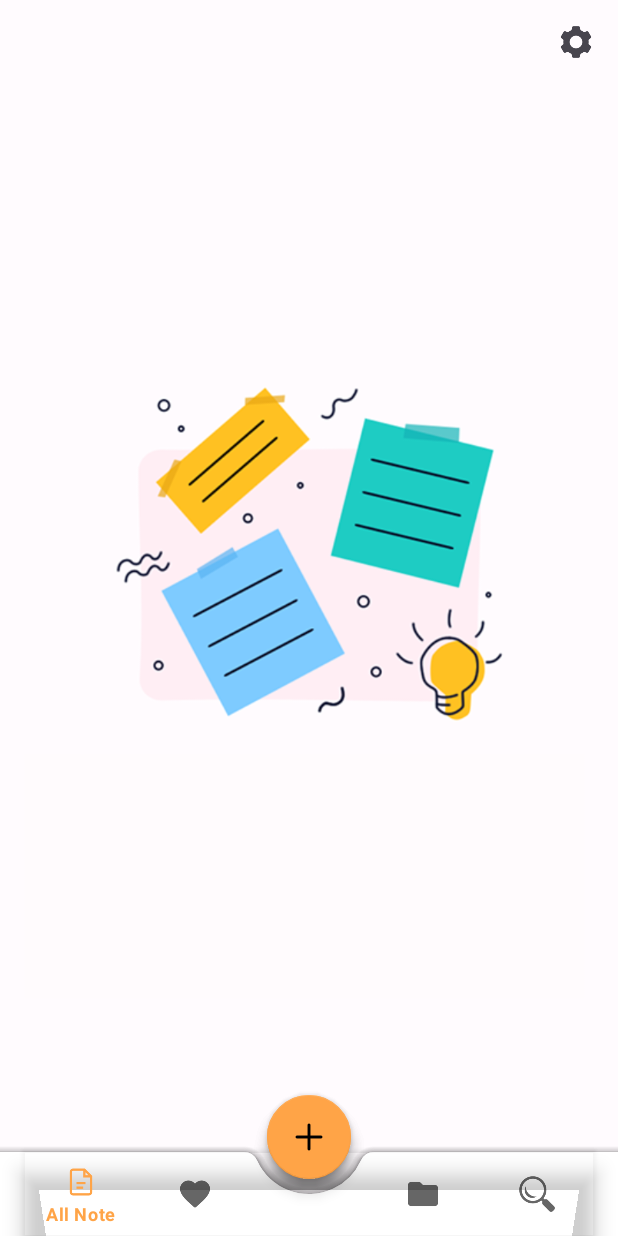
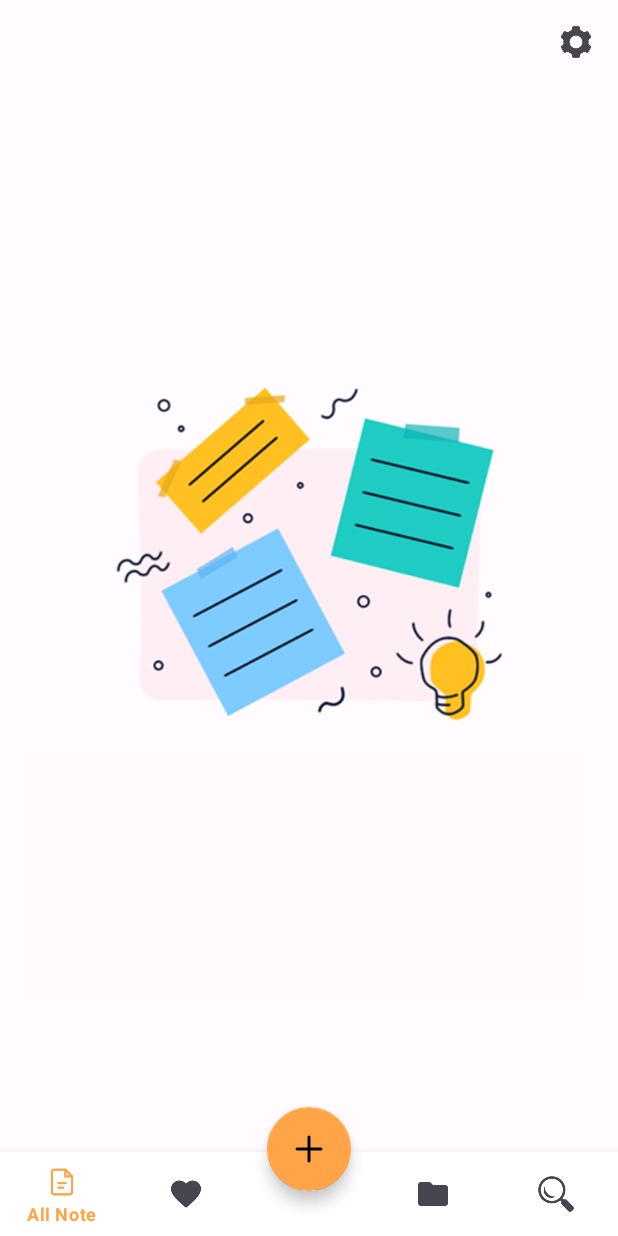
Before and after one commit to ngvtu/NoteApp, an Android app: the screen it shows after launch (MainActivity), on a phone screen of 412 x 824 dp. Run offline under Robolectric (Android 15) with nearby library versions, the phone set to English and light mode, and no system bars; 1 statement that could not run was skipped.

Commit message:
No change

```diff
--- a/app/src/main/java/vietmobi/net/noteapp/activity/MainActivity.java
+++ b/app/src/main/java/vietmobi/net/noteapp/activity/MainActivity.java
@@ -25,19 +25,26 @@ public class MainActivity extends AppCompatActivity implements View.OnClickListe
     BottomNavigationView bottomNavigation;
     ImageView btnSettings;
     FloatingActionButton btnAdd;
+
     @Override
     protected void onCreate(Bundle savedInstanceState) {
         super.onCreate(savedInstanceState);
         setContentView(R.layout.activity_main);
 
         initViews();
+        addEvents();
         loadFragment(new AllNoteFragment());
-        addEvents();
     }
 
     private void addEvents() {
         btnSettings.setOnClickListener(this);
-        btnAdd.setOnClickListener(this);
+        btnAdd.setOnClickListener(new View.OnClickListener() {
+            @Override
+            public void onClick(View view) {
+                Intent intent = new Intent(MainActivity.this, AddNoteActivity.class);
+                startActivity(intent);
+            }
+        });
         bottomNavigation.setOnNavigationItemSelectedListener(new BottomNavigationView.OnNavigationItemSelectedListener() {
             @Override
             public boolean onNavigationItemSelected(@NonNull MenuItem item) {
@@ -77,15 +84,13 @@ public class MainActivity extends AppCompatActivity implements View.OnClickListe
             case R.id.btnSettings:
                 goToSettings();
                 break;
-            case R.id.btnAdd:
-                Intent intent = new Intent(MainActivity.this,AddNoteActivity.class);
-                startActivity(intent);
         }
     }
 
     private void goToSettings() {
         Toast.makeText(this, "Go to settings", Toast.LENGTH_SHORT).show();
     }
+
     private void loadFragment(Fragment fragment) {
         FragmentTransaction fragmentTransaction = getSupportFragmentManager().beginTransaction();
         fragmentTransaction.replace(R.id.frame_container, fragment);
--- a/app/src/main/res/layout/activity_main.xml
+++ b/app/src/main/res/layout/activity_main.xml
@@ -1,6 +1,5 @@
 <?xml version="1.0" encoding="utf-8"?>
-<RelativeLayout
-    xmlns:android="http://schemas.android.com/apk/res/android"
+<RelativeLayout xmlns:android="http://schemas.android.com/apk/res/android"
     xmlns:app="http://schemas.android.com/apk/res-auto"
     xmlns:tools="http://schemas.android.com/tools"
     android:layout_width="match_parent"
@@ -14,6 +13,16 @@
         android:scaleType="centerCrop"
         app:srcCompat="@drawable/img_background" />
 
+    <com.google.android.material.floatingactionbutton.FloatingActionButton
+        android:id="@+id/btnAdd"
+        android:layout_width="wrap_content"
+        android:layout_height="wrap_content"
+        android:layout_alignParentBottom="true"
+        android:layout_centerHorizontal="true"
+        android:layout_marginBottom="30dp"
+        android:contentDescription="@string/app_name"
+        android:src="@drawable/ic_plus" />
+
     <ImageView
         android:id="@+id/btnSettings"
         android:layout_width="25dp"
@@ -24,51 +33,26 @@
         android:layout_marginEnd="15dp"
         app:srcCompat="@drawable/ic_setting"
         app:tint="@color/colorIcon" />
+    <FrameLayout
+        android:id="@+id/frame_container"
+        android:layout_width="match_parent"
+        android:layout_height="wrap_content"
+        app:layout_constraintBottom_toBottomOf="parent"
+        tools:ignore="NotSibling">
+    </FrameLayout>
+
 
     <androidx.constraintlayout.widget.ConstraintLayout
         android:layout_width="match_parent"
         android:layout_height="match_parent">
 
-        <FrameLayout
-            android:id="@+id/frame_container"
-            android:layout_width="match_parent"
-            android:layout_height="match_parent"
-            app:layout_constraintBottom_toTopOf="@+id/bottomNavigation"
-            app:layout_constraintEnd_toEndOf="parent"
-            tools:ignore="NotSibling">
-        </FrameLayout>
-    </androidx.constraintlayout.widget.ConstraintLayout>
-    <androidx.coordinatorlayout.widget.CoordinatorLayout
-        android:layout_width="match_parent"
-        android:layout_alignParentBottom="true"
-        android:layout_height="match_parent">
-        <com.google.android.material.bottomappbar.BottomAppBar
-            android:id="@+id/bottomAppBar"
+        <com.google.android.material.bottomnavigation.BottomNavigationView
+            android:id="@+id/bottomNavigation"
             android:layout_width="match_parent"
             android:layout_height="wrap_content"
-            android:layout_gravity="bottom"
-            app:fabCradleMargin="10dp"
-            app:fabCradleRoundedCornerRadius="10dp"
-            app:fabCradleVerticalOffset="10dp">
-
-            <com.google.android.material.bottomnavigation.BottomNavigationView
-                android:id="@+id/bottomNavigation"
-                android:layout_width="match_parent"
-                android:layout_height="match_parent"
-                android:layout_marginEnd="16dp"
-                android:background="@android:color/transparent"
-                app:menu="@menu/menu_bottom_navigation" />
-
-        </com.google.android.material.bottomappbar.BottomAppBar>
-
-        <com.google.android.material.floatingactionbutton.FloatingActionButton
-            android:id="@+id/btnAdd"
-            android:layout_width="wrap_content"
-            android:layout_height="wrap_content"
-            android:contentDescription="@string/app_name"
-            android:src="@drawable/ic_plus"
-            app:layout_anchor="@id/bottomAppBar" />
-    </androidx.coordinatorlayout.widget.CoordinatorLayout>
-
-
+            app:itemIconTint="@drawable/bottom_navigation_selector"
+            app:itemTextColor="@drawable/bottom_navigation_selector"
+            app:layout_constraintBottom_toBottomOf="parent"
+            app:menu="@menu/menu_bottom_navigation" />
+    </androidx.constraintlayout.widget.ConstraintLayout>
 </RelativeLayout>
--- a/app/src/main/res/layout/fragment_all_note.xml
+++ b/app/src/main/res/layout/fragment_all_note.xml
@@ -1,43 +1,6 @@
 <?xml version="1.0" encoding="utf-8"?>
-<androidx.constraintlayout.widget.ConstraintLayout
-    xmlns:android="http://schemas.android.com/apk/res/android"
-    xmlns:app="http://schemas.android.com/apk/res-auto"
-    xmlns:tools="http://schemas.android.com/tools"
+<androidx.constraintlayout.widget.ConstraintLayout xmlns:android="http://schemas.android.com/apk/res/android"
     android:layout_width="match_parent"
-    android:layout_height="match_parent"
-    tools:context=".activity.MainActivity">
+    android:layout_height="match_parent">
 
-    <androidx.coordinatorlayout.widget.CoordinatorLayout
-        android:layout_width="match_parent"
-        android:layout_height="match_parent"
-        tools:context=".MainActivity">
-
-        <com.google.android.material.bottomappbar.BottomAppBar
-            android:id="@+id/bottomAppBar"
-            android:layout_width="match_parent"
-            android:layout_height="wrap_content"
-            android:layout_gravity="bottom"
-            app:fabCradleMargin="10dp"
-            app:fabCradleRoundedCornerRadius="10dp"
-            app:fabCradleVerticalOffset="10dp">
-
-            <com.google.android.material.bottomnavigation.BottomNavigationView
-                android:id="@+id/bottomNavigationView"
-                android:layout_width="match_parent"
-                android:layout_height="match_parent"
-                android:layout_marginEnd="16dp"
-                android:background="@android:color/transparent"
-                app:menu="@menu/menu_bottom_navigation" />
-
-        </com.google.android.material.bottomappbar.BottomAppBar>
-
-        <com.google.android.material.floatingactionbutton.FloatingActionButton
-            android:id="@+id/fab"
-            android:layout_width="wrap_content"
-            android:layout_height="wrap_content"
-            android:contentDescription="@string/app_name"
-            android:src="@drawable/ic_plus"
-            app:layout_anchor="@id/bottomAppBar" />
-
-    </androidx.coordinatorlayout.widget.CoordinatorLayout>
 </androidx.constraintlayout.widget.ConstraintLayout>
```
